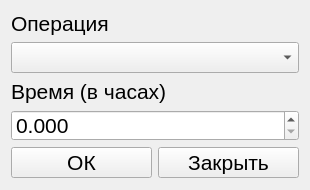
Qt form ui/add_operation.ui (adariax/Automation-of-price-calculation) before a commit.
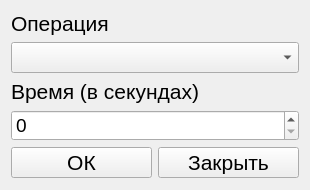
The same form after that commit.

What changed in the file:
```diff
--- a/ui/add_operation.ui
+++ b/ui/add_operation.ui
@@ -83,23 +83,17 @@
       </font>
      </property>
      <property name="text">
-      <string>Время (в часах)</string>
+      <string>Время (в секундах)</string>
      </property>
     </widget>
    </item>
    <item row="3" column="0">
-    <widget class="QDoubleSpinBox" name="time">
+    <widget class="QSpinBox" name="time">
      <property name="font">
       <font>
-       <pointsize>16</pointsize>
+       <pointsize>14</pointsize>
       </font>
      </property>
-     <property name="decimals">
-      <number>3</number>
-     </property>
-     <property name="maximum">
-      <double>100.998999999999995</double>
-     </property>
     </widget>
    </item>
   </layout>
```
